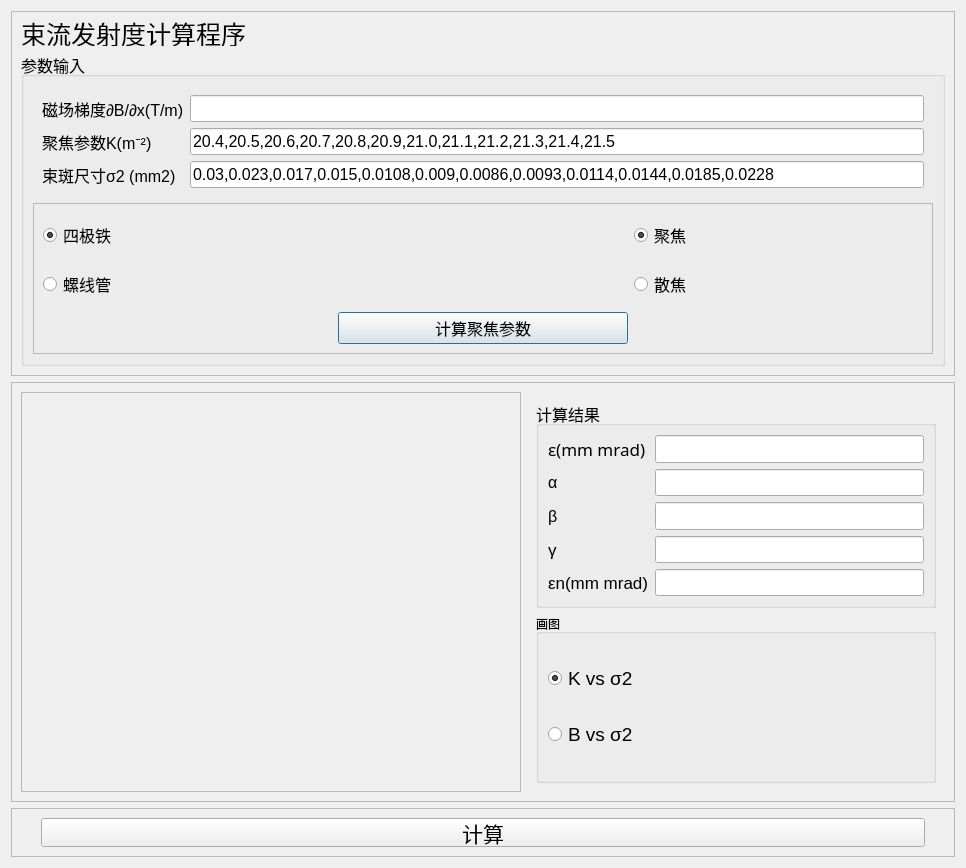
wzmsykk/EMIT_PROG, file ui/main_dlg.ui: the form before one commit.
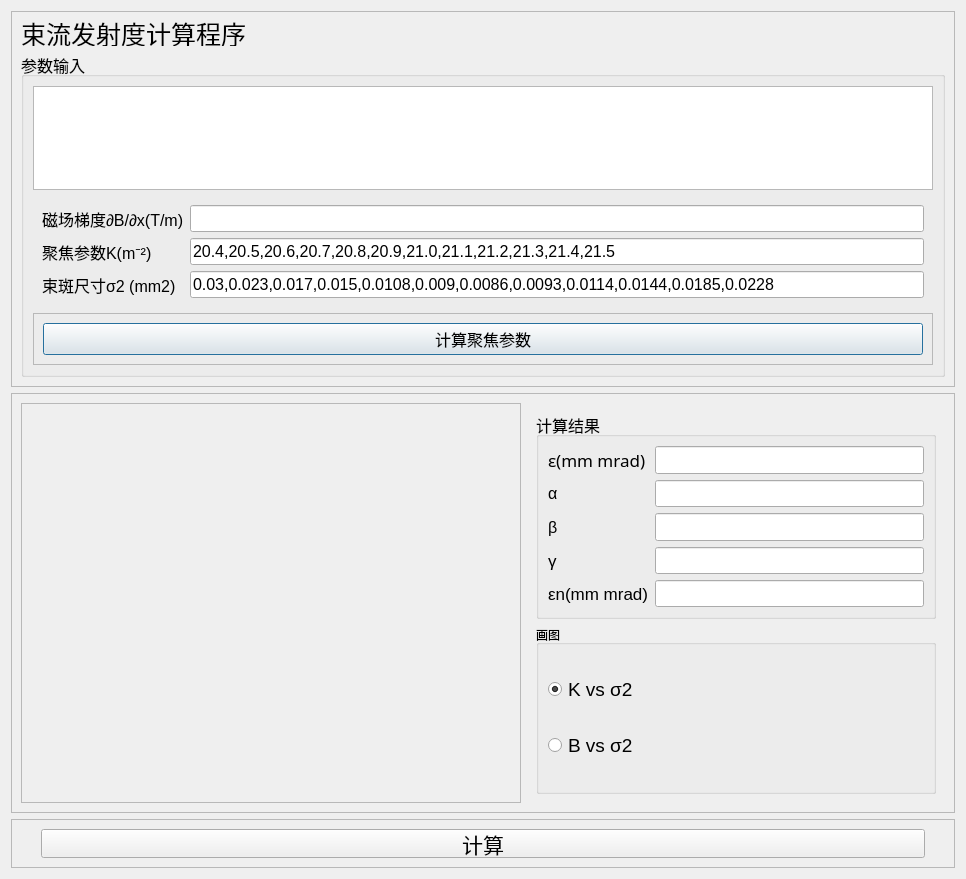
The form after the commit.

What changed in the file:
```diff
--- a/ui/main_dlg.ui
+++ b/ui/main_dlg.ui
@@ -7,7 +7,7 @@
     <x>0</x>
     <y>0</y>
     <width>966</width>
-    <height>868</height>
+    <height>879</height>
    </rect>
   </property>
   <property name="windowTitle">
@@ -52,27 +52,30 @@
          <string>参数输入</string>
         </property>
         <layout class="QVBoxLayout" name="verticalLayout">
+         <item>
+          <widget class="QTableView" name="tableView"/>
+         </item>
          <item>
           <widget class="QWidget" name="widget" native="true">
            <layout class="QFormLayout" name="formLayout">
-            <item row="0" column="0">
+            <item row="2" column="0">
              <widget class="QLabel" name="label_bname">
               <property name="text">
                <string>磁场梯度∂‌B/∂‌x(T/m)</string>
               </property>
              </widget>
             </item>
-            <item row="0" column="1">
+            <item row="2" column="1">
              <widget class="QLineEdit" name="lineEdit_binput"/>
             </item>
-            <item row="1" column="0">
+            <item row="3" column="0">
              <widget class="QLabel" name="label_k">
               <property name="text">
                <string>聚焦参数K(m⁻²)</string>
               </property>
              </widget>
             </item>
-            <item row="1" column="1">
+            <item row="3" column="1">
              <widget class="QLineEdit" name="lineEdit_kinput">
               <property name="text">
                <string>20.4,20.5,20.6,20.7,20.8,20.9,21.0,21.1,21.2,21.3,21.4,21.5</string>
@@ -82,14 +85,14 @@
               </property>
              </widget>
             </item>
-            <item row="2" column="0">
+            <item row="4" column="0">
              <widget class="QLabel" name="label_3">
               <property name="text">
                <string>束斑尺寸σ2 (mm2)</string>
               </property>
              </widget>
             </item>
-            <item row="2" column="1">
+            <item row="4" column="1">
              <widget class="QLineEdit" name="lineEdit_sigma2">
               <property name="text">
                <string>0.03,0.023,0.017,0.015,0.0108,0.009,0.0086,0.0093,0.0114,0.0144,0.0185,0.0228</string>
@@ -108,79 +111,7 @@
             <enum>QFrame::Raised</enum>
            </property>
            <layout class="QGridLayout" name="gridLayout">
-            <item row="1" column="2">
-             <widget class="QRadioButton" name="radioButton_defocus">
-              <property name="text">
-               <string>散焦</string>
-              </property>
-              <attribute name="buttonGroup">
-               <string notr="true">buttonGroup_2</string>
-              </attribute>
-             </widget>
-            </item>
             <item row="0" column="0">
-             <widget class="QRadioButton" name="radioButton_quadrupole">
-              <property name="text">
-               <string>四极铁</string>
-              </property>
-              <property name="checked">
-               <bool>true</bool>
-              </property>
-              <attribute name="buttonGroup">
-               <string notr="true">buttonGroup</string>
-              </attribute>
-             </widget>
-            </item>
-            <item row="0" column="1">
-             <spacer name="verticalSpacer">
-              <property name="orientation">
-               <enum>Qt::Vertical</enum>
-              </property>
-              <property name="sizeHint" stdset="0">
-               <size>
-                <width>20</width>
-                <height>40</height>
-               </size>
-              </property>
-             </spacer>
-            </item>
-            <item row="1" column="1">
-             <spacer name="verticalSpacer_4">
-              <property name="orientation">
-               <enum>Qt::Vertical</enum>
-              </property>
-              <property name="sizeHint" stdset="0">
-               <size>
-                <width>20</width>
-                <height>40</height>
-               </size>
-              </property>
-             </spacer>
-            </item>
-            <item row="1" column="0">
-             <widget class="QRadioButton" name="radioButton_solenoid">
-              <property name="text">
-               <string>螺线管</string>
-              </property>
-              <attribute name="buttonGroup">
-               <string notr="true">buttonGroup</string>
-              </attribute>
-             </widget>
-            </item>
-            <item row="0" column="2">
-             <widget class="QRadioButton" name="radioButton_focus">
-              <property name="text">
-               <string>聚焦</string>
-              </property>
-              <property name="checked">
-               <bool>true</bool>
-              </property>
-              <attribute name="buttonGroup">
-               <string notr="true">buttonGroup_2</string>
-              </attribute>
-             </widget>
-            </item>
-            <item row="2" column="1">
              <widget class="QPushButton" name="pushButton_calck">
               <property name="text">
                <string>计算聚焦参数</string>
@@ -405,6 +336,19 @@
      </layout>
     </widget>
    </item>
+   <item>
+    <spacer name="verticalSpacer">
+     <property name="orientation">
+      <enum>Qt::Vertical</enum>
+     </property>
+     <property name="sizeHint" stdset="0">
+      <size>
+       <width>20</width>
+       <height>40</height>
+      </size>
+     </property>
+    </spacer>
+   </item>
    <item>
     <widget class="QFrame" name="frame_3">
      <property name="maximumSize">
```
Left out of the diff: 8 changed lines with no effect on the pictures.
